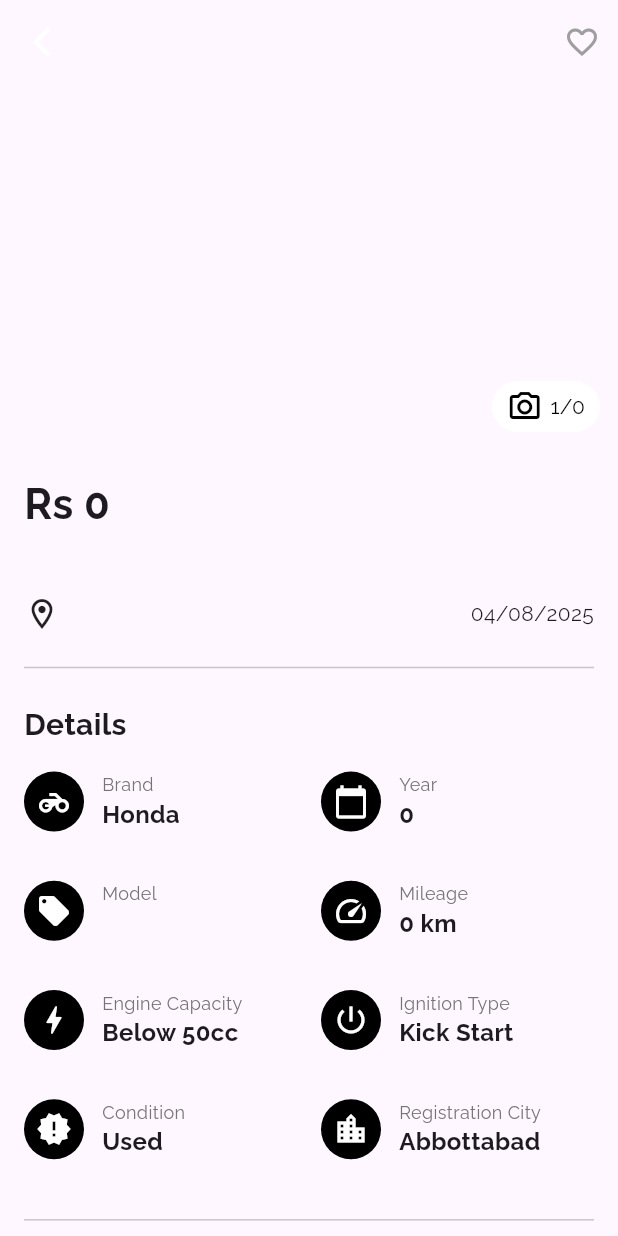
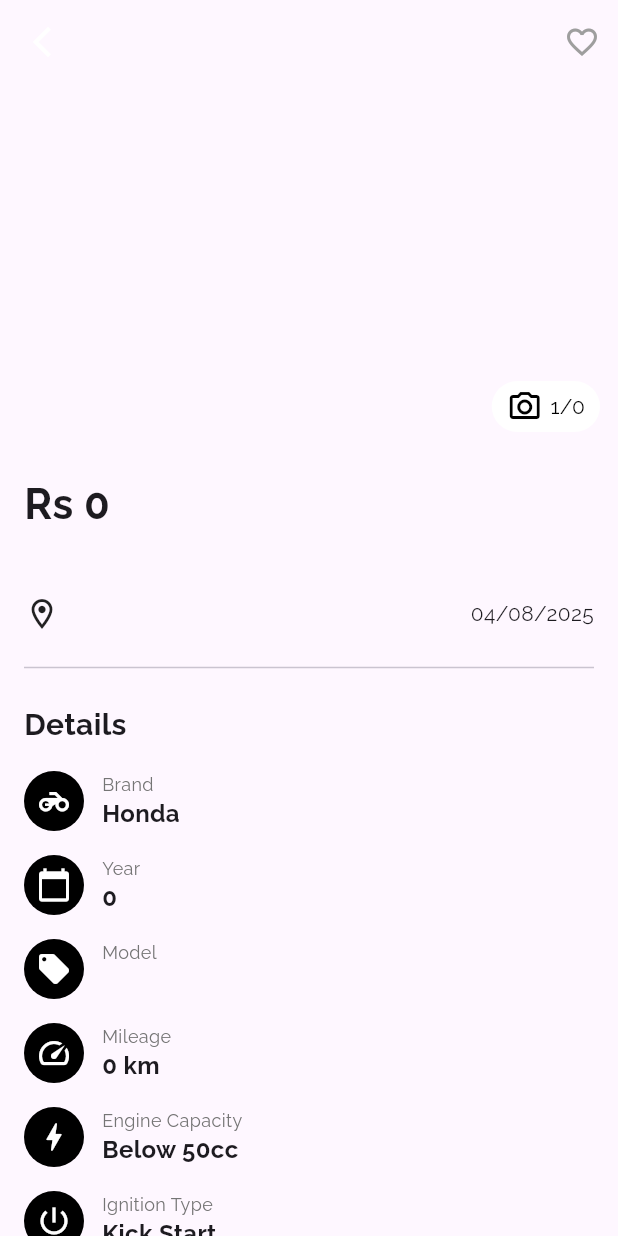
Before and after one commit to adilazhar/Motorcycle-Marketplace-Platform, a Flutter app: the BikeDetailScreen screen opened directly with empty values, on a phone screen of 412 x 824 dp. Run offline on Flutter 3.47's test engine with Material 3 defaults, Android fonts, the phone set to English and light mode, and no system bars; drawn by our look-alikes of carousel_slider; our stand-ins replace cached_network_image, cloud_firestore, equatable, firebase_auth, firebase_core, firebase_storage and 14 more; accounts and stored records are empty; generated files the repository leaves out were written again.

Commit message:
Refactor layout in bike detail and list cards; update child aspect ratios and alignment for improved UI consistency

```diff
--- a/lib/src/fetures/listing/presetation/screens/bike_detail_screen.dart
+++ b/lib/src/fetures/listing/presetation/screens/bike_detail_screen.dart
@@ -226,15 +226,11 @@ class _BikeDetailScreenState extends State<BikeDetailScreen> {
                   const Text('Details',
                       style:
                           TextStyle(fontSize: 20, fontWeight: FontWeight.bold)),
-                  GridView(
+                  ListView(
                     shrinkWrap: true,
                     physics: const NeverScrollableScrollPhysics(),
-                    padding: EdgeInsets.zero,
-                    gridDelegate:
-                        const SliverGridDelegateWithFixedCrossAxisCount(
-                      crossAxisCount: 2,
-                      childAspectRatio: 2.5,
-                      crossAxisSpacing: 16,
+                    padding: EdgeInsets.symmetric(
+                      vertical: 8,
                     ),
                     children: [
                       FeatureCard(
--- a/lib/src/fetures/listing/presetation/screens/home_screen.dart
+++ b/lib/src/fetures/listing/presetation/screens/home_screen.dart
@@ -81,7 +81,7 @@ class _HomeScreenState extends ConsumerState<HomeScreen> {
                     gridDelegate:
                         const SliverGridDelegateWithFixedCrossAxisCount(
                       crossAxisCount: 2,
-                      childAspectRatio: 0.74,
+                      childAspectRatio: 9 / 16,
                       crossAxisSpacing: 8,
                       mainAxisSpacing: 8,
                     ),
--- a/lib/src/fetures/listing/presetation/widgets/feature_card.dart
+++ b/lib/src/fetures/listing/presetation/widgets/feature_card.dart
@@ -13,24 +13,30 @@ class FeatureCard extends StatelessWidget {
 
   @override
   Widget build(BuildContext context) {
-    return Row(
+    return Padding(
+      padding: const EdgeInsets.symmetric(vertical: 8.0),
+      child: Row(
         children: [
           CircleAvatar(
             backgroundColor: Colors.black,
             child: Icon(icon, color: Colors.white),
           ),
           const SizedBox(width: 12),
-        Column(
+          Expanded(
+            child: Column(
               crossAxisAlignment: CrossAxisAlignment.start,
               mainAxisAlignment: MainAxisAlignment.center,
               children: [
-            Text(name, style: TextStyle(color: Colors.grey[600], fontSize: 12)),
+                Text(name,
+                    style: TextStyle(color: Colors.grey[600], fontSize: 12)),
                 Text(value,
-                style:
-                    const TextStyle(fontWeight: FontWeight.bold, fontSize: 16)),
+                    style: const TextStyle(
+                        fontWeight: FontWeight.bold, fontSize: 16)),
               ],
             ),
+          ),
         ],
+      ),
     );
   }
 }
```
Also changed, not shown: lib/src/fetures/listing/presetation/widgets/bike_grid_card.dart (+4 -6 lines), lib/src/fetures/listing/presetation/widgets/bike_list_card.dart (+14 -11 lines). Lines whose indentation alone changed are shown as unchanged.
